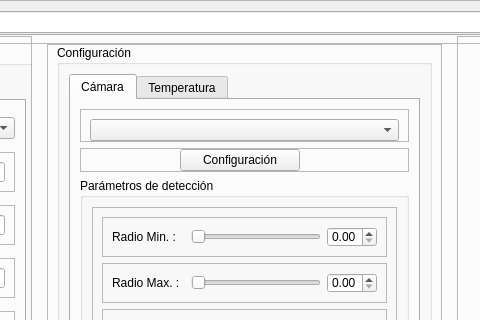
Old version of the form interfaz/GUI-UI/v1-interfaz.ui in the repository tigre437/interfaz-V0.1; both pictures show x 375 to 855 and y 0 to 320 of the 1340 by 832 pixel window.
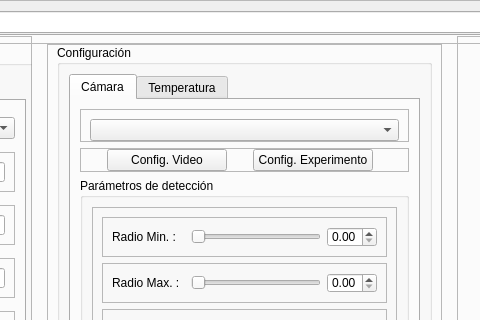
New version of the form. Icons and pictures are not drawn.

What changed in the file:
```diff
--- a/interfaz/GUI-UI/v1-interfaz.ui
+++ b/interfaz/GUI-UI/v1-interfaz.ui
@@ -1485,7 +1485,20 @@
                     </size>
                    </property>
                    <property name="text">
-                    <string>Configuración</string>
+                    <string>Config. Video</string>
+                   </property>
+                  </widget>
+                 </item>
+                 <item>
+                  <widget class="QPushButton" name="buttonConfiguracionExper">
+                   <property name="maximumSize">
+                    <size>
+                     <width>120</width>
+                     <height>16777215</height>
+                    </size>
+                   </property>
+                   <property name="text">
+                    <string>Config. Experimento</string>
                    </property>
                   </widget>
                  </item>
```
